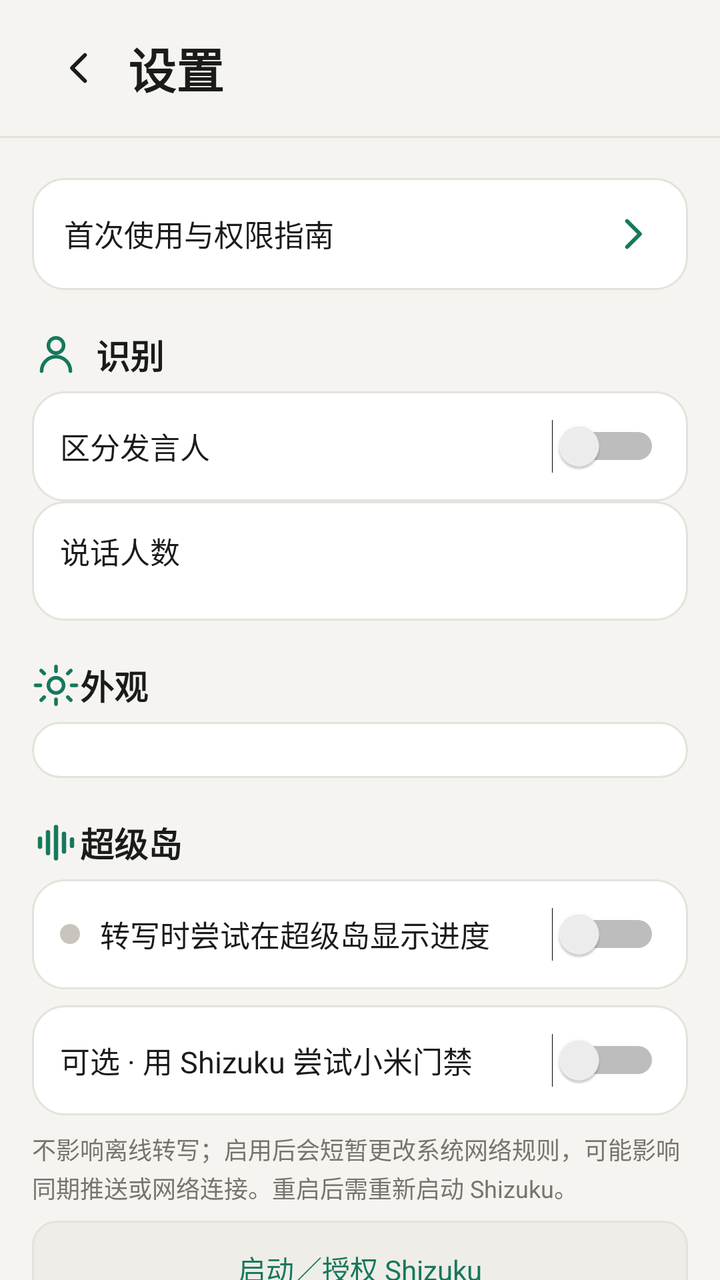
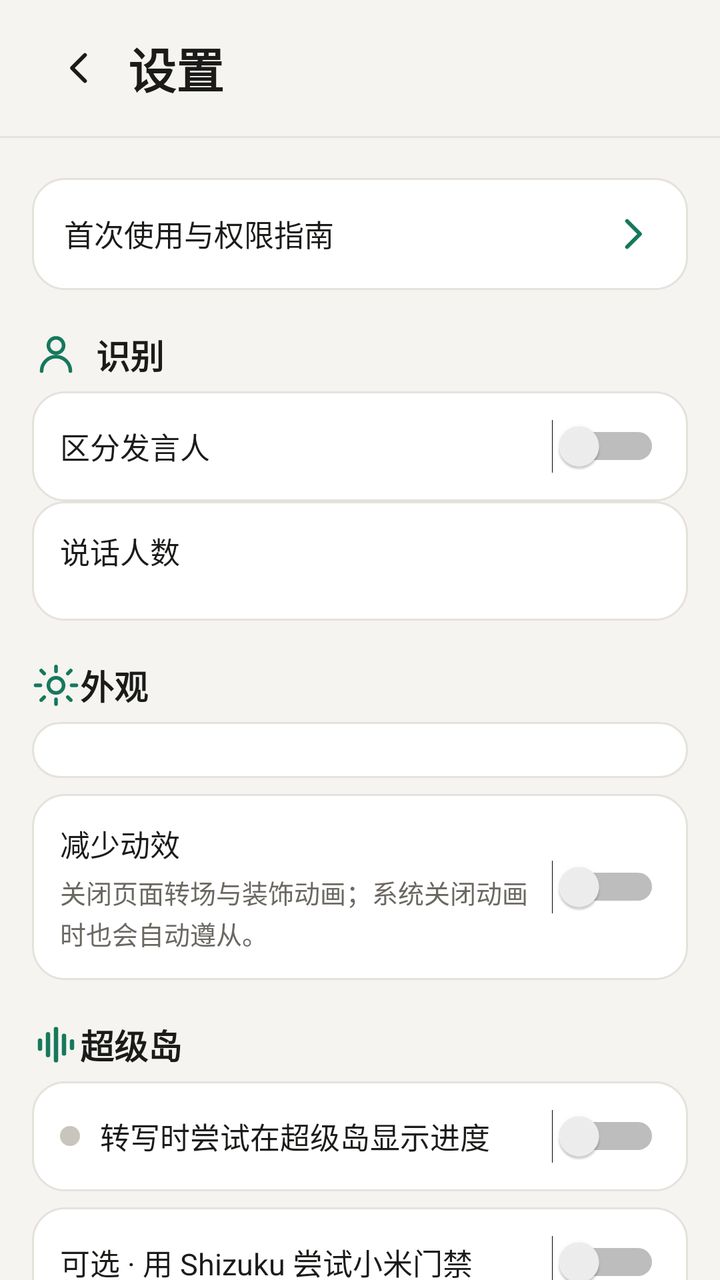

Screens rendered from an Android XML layout before and after an edit, with the pre-edit source and the edit as a unified diff.
<!-- AndroidManifest.xml: application theme AppTheme -->
<!-- res/layout/activity_settings.xml -->
<?xml version="1.0" encoding="utf-8"?>
<FrameLayout xmlns:android="http://schemas.android.com/apk/res/android"
    android:id="@+id/root"
    android:layout_width="match_parent"
    android:layout_height="match_parent">

    
    <View
        android:id="@+id/portal_surface"
        android:layout_width="match_parent"
        android:layout_height="match_parent"
        android:background="@drawable/bg_portal"
        android:importantForAccessibility="no" />

    <LinearLayout
        android:id="@+id/portal_content"
        android:layout_width="match_parent"
        android:layout_height="match_parent"
        android:orientation="vertical"
        android:transitionGroup="true">

    <LinearLayout
        android:id="@+id/appbar"
        android:layout_width="match_parent"
        android:layout_height="wrap_content"
        android:gravity="center_vertical"
        android:orientation="horizontal"
        android:paddingLeft="16dp"
        android:paddingTop="10dp"
        android:paddingRight="16dp"
        android:paddingBottom="10dp">

        <ImageView
            android:id="@+id/back"
            android:layout_width="48dp"
            android:layout_height="48dp"
            android:padding="12dp"
            android:src="@drawable/ic_back"
            android:tint="@color/ink"
            android:contentDescription="返回" />

        <TextView
            android:layout_width="0dp"
            android:layout_height="wrap_content"
            android:layout_weight="1"
            style="@style/T.Title"
            android:text="设置" />
    </LinearLayout>

    <View
        android:layout_width="match_parent"
        android:layout_height="1dp"
        android:background="@color/line" />

    <ScrollView
        android:layout_width="match_parent"
        android:layout_height="0dp"
        android:layout_weight="1"
        android:scrollbars="none"
        android:clipToPadding="false"
        android:paddingLeft="16dp"
        android:paddingRight="16dp"
        android:paddingBottom="24dp">

        <LinearLayout
            android:layout_width="match_parent"
            android:layout_height="wrap_content"
            android:orientation="vertical">

            <TextView
                android:id="@+id/guide_entry"
                android:layout_width="match_parent"
                android:layout_height="wrap_content"
                android:minHeight="56dp"
                android:layout_marginTop="20dp"
                android:background="@drawable/bg_row"
                android:gravity="center_vertical"
                android:paddingLeft="16dp"
                android:paddingTop="12dp"
                android:paddingRight="16dp"
                android:paddingBottom="12dp"
                android:drawableEnd="@drawable/ic_chevron"
                android:drawableTint="@color/accent"
                style="@style/T.Label"
                android:text="首次使用与权限指南" />

            
            <TextView
                android:layout_width="match_parent"
                android:layout_height="wrap_content"
                android:layout_marginTop="20dp"
                android:layout_marginBottom="6dp"
                style="@style/T.CardTitle"
                android:drawableStart="@drawable/ic_person"
                android:drawableTint="@color/accent"
                android:drawablePadding="8dp"
                android:text="识别" />

            <LinearLayout
                android:layout_width="match_parent"
                android:layout_height="wrap_content"
                android:background="@drawable/bg_row"
                android:gravity="center_vertical"
                android:orientation="horizontal"
                android:padding="14dp">

                <TextView
                    android:layout_width="0dp"
                    android:layout_height="wrap_content"
                    android:layout_weight="1"
                    style="@style/T.Label"
                    android:text="区分发言人" />

                <Switch
                    android:id="@+id/diarize"
                    android:layout_width="wrap_content"
                    android:layout_height="wrap_content" />
            </LinearLayout>

            <LinearLayout
                android:layout_width="match_parent"
                android:layout_height="wrap_content"
                android:background="@drawable/bg_row"
                android:orientation="vertical"
                android:padding="14dp">

                <TextView
                    android:layout_width="wrap_content"
                    android:layout_height="wrap_content"
                    style="@style/T.Label"
                    android:text="说话人数" />

                <HorizontalScrollView
                    android:layout_width="match_parent"
                    android:layout_height="wrap_content"
                    android:layout_marginTop="10dp"
                    android:scrollbars="none">

                    <LinearLayout
                        android:id="@+id/speaker_seg"
                        android:layout_width="wrap_content"
                        android:layout_height="wrap_content"
                        android:orientation="horizontal" />
                </HorizontalScrollView>
            </LinearLayout>

            
            <TextView
                android:layout_width="match_parent"
                android:layout_height="wrap_content"
                android:layout_marginTop="20dp"
                android:layout_marginBottom="6dp"
                style="@style/T.CardTitle"
                android:drawableStart="@drawable/ic_sun"
                android:drawableTint="@color/accent"
                android:text="外观" />

            <LinearLayout
                android:layout_width="match_parent"
                android:layout_height="wrap_content"
                android:background="@drawable/bg_row"
                android:orientation="vertical"
                android:padding="14dp">

                <HorizontalScrollView
                    android:layout_width="match_parent"
                    android:layout_height="wrap_content"
                    android:scrollbars="none">
                    <LinearLayout
                        android:id="@+id/appearance_seg"
                        android:layout_width="wrap_content"
                        android:layout_height="wrap_content"
                        android:orientation="horizontal" />
                </HorizontalScrollView>
            </LinearLayout>

            
            <TextView
                android:layout_width="match_parent"
                android:layout_height="wrap_content"
                android:layout_marginTop="20dp"
                android:layout_marginBottom="6dp"
                style="@style/T.CardTitle"
                android:drawableStart="@drawable/ic_wave"
                android:drawableTint="@color/accent"
                android:text="超级岛" />

            <LinearLayout
                android:layout_width="match_parent"
                android:layout_height="wrap_content"
                android:background="@drawable/bg_row"
                android:gravity="center_vertical"
                android:orientation="horizontal"
                android:padding="14dp">

                <View
                    android:id="@+id/island_dot"
                    android:layout_width="10dp"
                    android:layout_height="10dp"
                    android:background="@drawable/bg_dot" />

                <TextView
                    android:layout_width="0dp"
                    android:layout_height="wrap_content"
                    android:layout_weight="1"
                    android:layout_marginLeft="10dp"
                    style="@style/T.Label"
                    android:text="转写时尝试在超级岛显示进度" />

                <Switch
                    android:id="@+id/island_switch"
                    android:layout_width="wrap_content"
                    android:layout_height="wrap_content" />
            </LinearLayout>

            <LinearLayout
                android:layout_width="match_parent"
                android:layout_height="wrap_content"
                android:layout_marginTop="8dp"
                android:background="@drawable/bg_row"
                android:gravity="center_vertical"
                android:orientation="horizontal"
                android:padding="14dp">
                <TextView
                    android:layout_width="0dp"
                    android:layout_height="wrap_content"
                    android:layout_weight="1"
                    style="@style/T.Label"
                    android:text="可选 · 用 Shizuku 尝试小米门禁" />
                <Switch
                    android:id="@+id/shizuku_island_switch"
                    android:layout_width="wrap_content"
                    android:layout_height="wrap_content"
                    android:contentDescription="允许短时限制 XMSF 网络以尝试显示超级岛" />
            </LinearLayout>

            <TextView
                android:id="@+id/shizuku_status"
                android:layout_width="match_parent"
                android:layout_height="wrap_content"
                android:layout_marginTop="8dp"
                style="@style/T.Caption"
                android:text="不影响离线转写；启用后会短暂更改系统网络规则，可能影响同期推送或网络连接。重启后需重新启动 Shizuku。" />

            <TextView
                android:id="@+id/shizuku_authorize"
                android:layout_width="match_parent"
                android:layout_height="48dp"
                android:layout_marginTop="8dp"
                android:background="@drawable/bg_seg_off"
                android:gravity="center"
                android:text="启动／授权 Shizuku"
                android:textColor="@color/accent" />

            <TextView
                android:id="@+id/island_detail"
                android:layout_width="match_parent"
                android:layout_height="wrap_content"
                android:layout_marginTop="8dp"
                style="@style/T.Caption"
                android:text="" />

            <TextView
                android:id="@+id/island_test"
                android:layout_width="match_parent"
                android:layout_height="48dp"
                android:layout_marginTop="10dp"
                android:background="@drawable/bg_seg_off"
                android:gravity="center"
                android:text="测试系统超级岛 · 12 秒"
                android:textColor="@color/ink"
                android:contentDescription="发布 12 秒超级岛测试通知，不上传录音" />

            <TextView
                android:id="@+id/island_permission_settings"
                android:layout_width="match_parent"
                android:layout_height="48dp"
                android:layout_marginTop="8dp"
                android:background="@drawable/bg_row"
                android:gravity="center"
                android:text="检查系统通知与焦点权限"
                android:textColor="@color/accent" />

            
            <TextView
                android:layout_width="match_parent"
                android:layout_height="wrap_content"
                android:layout_marginTop="20dp"
                android:layout_marginBottom="6dp"
                style="@style/T.CardTitle"
                android:drawableStart="@drawable/ic_refresh"
                android:drawableTint="@color/accent"
                android:text="离线模型" />

            <LinearLayout
                android:layout_width="match_parent"
                android:layout_height="wrap_content"
                android:background="@drawable/bg_row"
                android:gravity="center_vertical"
                android:orientation="horizontal"
                android:padding="14dp">

                <TextView
                    android:id="@+id/model_status"
                    android:layout_width="0dp"
                    android:layout_height="wrap_content"
                    android:layout_weight="1"
                    style="@style/T.Meta"
                    android:text="" />

                <TextView
                    android:id="@+id/model_button"
                    android:layout_width="wrap_content"
                    android:layout_height="wrap_content"
                    android:background="@drawable/bg_pill"
                    android:paddingLeft="16dp"
                    android:paddingTop="10dp"
                    android:paddingRight="16dp"
                    android:paddingBottom="10dp"
                    style="@style/T.Meta"
                    android:text="重新准备" />
            </LinearLayout>

            
            <TextView
                android:layout_width="match_parent"
                android:layout_height="wrap_content"
                android:layout_marginTop="20dp"
                android:layout_marginBottom="2dp"
                style="@style/T.CardTitle"
                android:drawableStart="@drawable/ic_cloud"
                android:drawableTint="@color/accent"
                android:text="云端 AI（可选）" />

            <TextView
                android:layout_width="match_parent"
                android:layout_height="wrap_content"
                android:layout_marginBottom="8dp"
                style="@style/T.Caption"
                android:text="不填 Key 就不会联网。只有你点“AI 整理 / 云端识别 / 提问”时，对应内容才会发到你配置的接口。" />

            <LinearLayout
                android:layout_width="match_parent"
                android:layout_height="wrap_content"
                android:background="@drawable/bg_row"
                android:orientation="vertical"
                android:padding="14dp">

                <HorizontalScrollView
                    android:layout_width="match_parent"
                    android:layout_height="wrap_content"
                    android:scrollbars="none">
                    <LinearLayout
                        android:id="@+id/cloud_provider_seg"
                        android:layout_width="wrap_content"
                        android:layout_height="wrap_content"
                        android:orientation="horizontal" />
                </HorizontalScrollView>

                <TextView
                    android:layout_width="wrap_content"
                    android:layout_height="wrap_content"
                    android:layout_marginTop="14dp"
                    style="@style/T.Caption"
                    android:text="API Key" />

                <EditText
                    android:id="@+id/cloud_key"
                    android:layout_width="match_parent"
                    android:layout_height="wrap_content"
                    android:layout_marginTop="4dp"
                    android:background="@drawable/bg_input"
                    android:inputType="textPassword"
                    android:padding="12dp"
                    style="@style/T.Label"
                    android:hint="sk-…" />

                <TextView
                    android:layout_width="wrap_content"
                    android:layout_height="wrap_content"
                    android:layout_marginTop="12dp"
                    style="@style/T.Caption"
                    android:text="接口地址（OpenAI 兼容 base URL）" />

                <EditText
                    android:id="@+id/cloud_url"
                    android:layout_width="match_parent"
                    android:layout_height="wrap_content"
                    android:layout_marginTop="4dp"
                    android:background="@drawable/bg_input"
                    android:inputType="textUri"
                    android:padding="12dp"
                    style="@style/T.Label"
                    android:hint="https://api.xiaomimimo.com/v1" />

                <TextView
                    android:layout_width="wrap_content"
                    android:layout_height="wrap_content"
                    android:layout_marginTop="12dp"
                    style="@style/T.Caption"
                    android:text="对话模型（总结 / 提问 / 整理）" />

                <EditText
                    android:id="@+id/cloud_model"
                    android:layout_width="match_parent"
                    android:layout_height="wrap_content"
                    android:layout_marginTop="4dp"
                    android:background="@drawable/bg_input"
                    android:inputType="text"
                    android:padding="12dp"
                    style="@style/T.Label"
                    android:hint="mimo-v2.5" />

                <LinearLayout
                    android:layout_width="match_parent"
                    android:layout_height="wrap_content"
                    android:layout_marginTop="12dp"
                    android:gravity="center_vertical"
                    android:orientation="horizontal">

                    <TextView
                        android:layout_width="0dp"
                        android:layout_height="wrap_content"
                        android:layout_weight="1"
                        style="@style/T.Label"
                        android:text="转写时用云端识别" />

                    <Switch
                        android:id="@+id/cloud_asr"
                        android:layout_width="wrap_content"
                        android:layout_height="wrap_content" />
                </LinearLayout>

                <TextView
                    android:layout_width="wrap_content"
                    android:layout_height="wrap_content"
                    android:layout_marginTop="12dp"
                    style="@style/T.Caption"
                    android:text="云端识别模型（可留空 = 只用本地）" />

                <EditText
                    android:id="@+id/cloud_asr_model"
                    android:layout_width="match_parent"
                    android:layout_height="wrap_content"
                    android:layout_marginTop="4dp"
                    android:background="@drawable/bg_input"
                    android:inputType="text"
                    android:padding="12dp"
                    style="@style/T.Label"
                    android:hint="mimo-v2.5-asr" />

                <LinearLayout
                    android:layout_width="match_parent"
                    android:layout_height="wrap_content"
                    android:layout_marginTop="14dp"
                    android:orientation="horizontal">

                    <TextView
                        android:id="@+id/cloud_test"
                        android:layout_width="0dp"
                        android:layout_height="wrap_content"
                        android:layout_weight="1"
                        android:layout_marginRight="8dp"
                        android:background="@drawable/bg_row"
                        android:gravity="center"
                        android:paddingTop="13dp"
                        android:paddingBottom="13dp"
                        style="@style/T.Label"
                        android:text="测试连接" />

                    <TextView
                        android:id="@+id/cloud_clear"
                        android:layout_width="0dp"
                        android:layout_height="wrap_content"
                        android:layout_weight="1"
                        android:background="@drawable/bg_row"
                        android:gravity="center"
                        android:paddingTop="13dp"
                        android:paddingBottom="13dp"
                        style="@style/T.Label"
                        android:text="清空配置" />
                </LinearLayout>

                <TextView
                    android:id="@+id/cloud_status"
                    android:layout_width="match_parent"
                    android:layout_height="wrap_content"
                    android:layout_marginTop="12dp"
                    style="@style/T.Caption"
                    android:text="" />
            </LinearLayout>

            
            <TextView
                android:layout_width="match_parent"
                android:layout_height="wrap_content"
                android:layout_marginTop="20dp"
                android:layout_marginBottom="6dp"
                style="@style/T.CardTitle"
                android:drawableStart="@drawable/ic_shield"
                android:drawableTint="@color/accent"
                android:text="关于" />

            <TextView
                android:id="@+id/version_line"
                android:layout_width="match_parent"
                android:layout_height="wrap_content"
                style="@style/T.Caption"
                android:text="" />

            <TextView
                android:layout_width="match_parent"
                android:layout_height="wrap_content"
                android:layout_marginTop="8dp"
                style="@style/T.Caption"
                android:text="转写、分人、标点全部在这台手机上完成，音频不会离开设备。" />

            <TextView
                android:id="@+id/diagnostics_view"
                android:layout_width="match_parent"
                android:layout_height="wrap_content"
                android:minHeight="48dp"
                android:layout_marginTop="12dp"
                android:background="@drawable/bg_row"
                android:gravity="center_vertical"
                android:padding="12dp"
                android:text="查看本机诊断（不自动分享）"
                style="@style/T.Label" />

            <TextView
                android:id="@+id/clear_audio_cache"
                android:layout_width="match_parent"
                android:layout_height="wrap_content"
                android:minHeight="48dp"
                android:layout_marginTop="8dp"
                android:background="@drawable/bg_row"
                android:gravity="center_vertical"
                android:padding="12dp"
                android:text="清除临时音频（会停止结果试听）"
                style="@style/T.Label" />
        </LinearLayout>
    </ScrollView>
    </LinearLayout>
</FrameLayout>
<!-- resources referenced by this layout -->
<resources>
  <color name="accent">#16785C</color>
  <color name="ink">#1B1B19</color>
  <color name="line">#E5E2DC</color>
  <!-- drawable bg_dot (drawable) -->
  <?xml version="1.0" encoding="utf-8"?>
  <shape xmlns:android="http://schemas.android.com/apk/res/android" android:shape="oval">
      <solid android:color="@color/dot_waiting"/>
  </shape>
  <!-- drawable bg_input (drawable) -->
  <shape xmlns:android="http://schemas.android.com/apk/res/android" android:shape="rectangle">
    <solid android:color="@color/sunken"/>
    <stroke android:width="1dp" android:color="@color/line"/>
    <corners android:radius="14dp"/>
  </shape>
  <!-- drawable bg_pill (drawable) -->
  <shape xmlns:android="http://schemas.android.com/apk/res/android" android:shape="rectangle">
    <solid android:color="@color/sunken"/>
    <stroke android:width="1dp" android:color="@color/line"/>
    <corners android:radius="999dp"/>
  </shape>
  <!-- drawable bg_portal (drawable) -->
  <?xml version="1.0" encoding="utf-8"?>
  <shape xmlns:android="http://schemas.android.com/apk/res/android" android:shape="rectangle">
      <solid android:color="@color/bg" />
      <corners android:radius="0dp" />
  </shape>
  <!-- drawable bg_row (drawable) -->
  <shape xmlns:android="http://schemas.android.com/apk/res/android" android:shape="rectangle">
    <solid android:color="@color/surface"/>
    <stroke android:width="1dp" android:color="@color/line"/>
    <corners android:radius="16dp"/>
  </shape>
  <!-- drawable bg_seg_off (drawable) -->
  <shape xmlns:android="http://schemas.android.com/apk/res/android" android:shape="rectangle">
    <solid android:color="@color/sunken"/>
    <stroke android:width="1dp" android:color="@color/line"/>
    <corners android:radius="12dp"/>
  </shape>
  <!-- drawable ic_back (drawable) -->
  <vector xmlns:android="http://schemas.android.com/apk/res/android"
      android:width="24dp" android:height="24dp"
      android:viewportWidth="24" android:viewportHeight="24">
    <path android:pathData="M14.5,5.5 L8,12 L14.5,18.5"
          android:fillColor="#00000000" android:strokeColor="#FF1B1B19" android:strokeWidth="1.9"
          android:strokeLineCap="round" android:strokeLineJoin="round"/>
  </vector>
  <!-- drawable ic_chevron (drawable) -->
  <vector xmlns:android="http://schemas.android.com/apk/res/android"
      android:width="24dp" android:height="24dp"
      android:viewportWidth="24" android:viewportHeight="24">
    <path android:pathData="M9.5,5.5 L16,12 L9.5,18.5"
          android:fillColor="#00000000" android:strokeColor="#FF1B1B19" android:strokeWidth="1.9"
          android:strokeLineCap="round" android:strokeLineJoin="round"/>
  </vector>
  <style name="T.Caption" parent=""><item name="android:textSize">12sp</item><item name="android:textColor">@color/muted</item><item name="android:includeFontPadding">false</item><item name="android:lineSpacingExtra">2dp</item></style>
  <style name="T.CardTitle" parent=""><item name="android:textSize">17sp</item><item name="android:textStyle">bold</item><item name="android:textColor">@color/ink</item><item name="android:includeFontPadding">false</item></style>
  <style name="T.Label" parent=""><item name="android:textSize">15sp</item><item name="android:textColor">@color/ink</item><item name="android:includeFontPadding">false</item></style>
  <style name="T.Meta" parent=""><item name="android:textSize">12sp</item><item name="android:textColor">@color/muted</item><item name="android:includeFontPadding">false</item></style>
  <style name="T.Title" parent=""><item name="android:textSize">24sp</item><item name="android:textStyle">bold</item><item name="android:textColor">@color/ink</item><item name="android:includeFontPadding">false</item></style>
  <color name="dot_waiting">#C9C5BD</color>
  <color name="sunken">#EFEDE8</color>
  <color name="bg">#F5F4F1</color>
  <color name="surface">#FFFFFF</color>
  <color name="muted">#77746E</color>
  <!-- unchanged entries left out for length: 7 -->
</resources>

<!-- the commit's change to res/layout/activity_settings.xml (unified diff, before → after) -->
@@ -174,6 +174,38 @@
                 </HorizontalScrollView>
             </LinearLayout>
 
+            <LinearLayout
+                android:layout_width="match_parent"
+                android:layout_height="wrap_content"
+                android:layout_marginTop="8dp"
+                android:background="@drawable/bg_row"
+                android:gravity="center_vertical"
+                android:orientation="horizontal"
+                android:padding="14dp">
+                <LinearLayout
+                    android:layout_width="0dp"
+                    android:layout_height="wrap_content"
+                    android:layout_weight="1"
+                    android:orientation="vertical">
+                    <TextView
+                        android:layout_width="match_parent"
+                        android:layout_height="wrap_content"
+                        style="@style/T.Label"
+                        android:text="减少动效" />
+                    <TextView
+                        android:layout_width="match_parent"
+                        android:layout_height="wrap_content"
+                        style="@style/T.Caption"
+                        android:layout_marginTop="4dp"
+                        android:text="关闭页面转场与装饰动画；系统关闭动画时也会自动遵从。" />
+                </LinearLayout>
+                <Switch
+                    android:id="@+id/reduce_motion"
+                    android:layout_width="wrap_content"
+                    android:layout_height="wrap_content"
+                    android:contentDescription="减少动效" />
+            </LinearLayout>
+
             
             <TextView
                 android:layout_width="match_parent"
@@ -312,6 +344,8 @@
                     android:id="@+id/model_button"
                     android:layout_width="wrap_content"
                     android:layout_height="wrap_content"
+                    android:minHeight="48dp"
+                    android:gravity="center"
                     android:background="@drawable/bg_pill"
                     android:paddingLeft="16dp"
                     android:paddingTop="10dp"
@@ -368,6 +402,7 @@
                     android:id="@+id/cloud_key"
                     android:layout_width="match_parent"
                     android:layout_height="wrap_content"
+                    android:minHeight="48dp"
                     android:layout_marginTop="4dp"
                     android:background="@drawable/bg_input"
                     android:inputType="textPassword"
@@ -386,6 +421,7 @@
                     android:id="@+id/cloud_url"
                     android:layout_width="match_parent"
                     android:layout_height="wrap_content"
+                    android:minHeight="48dp"
                     android:layout_marginTop="4dp"
                     android:background="@drawable/bg_input"
                     android:inputType="textUri"
@@ -404,6 +440,7 @@
                     android:id="@+id/cloud_model"
                     android:layout_width="match_parent"
                     android:layout_height="wrap_content"
+                    android:minHeight="48dp"
                     android:layout_marginTop="4dp"
                     android:background="@drawable/bg_input"
                     android:inputType="text"
@@ -442,6 +479,7 @@
                     android:id="@+id/cloud_asr_model"
                     android:layout_width="match_parent"
                     android:layout_height="wrap_content"
+                    android:minHeight="48dp"
                     android:layout_marginTop="4dp"
                     android:background="@drawable/bg_input"
                     android:inputType="text"
@@ -513,7 +551,7 @@
                 android:layout_height="wrap_content"
                 android:layout_marginTop="8dp"
                 style="@style/T.Caption"
-                android:text="转写、分人、标点全部在这台手机上完成，音频不会离开设备。" />
+                android:text="默认转写、分人与标点在本机完成。启用并配置云端识别后，所选音频才会发送至配置的服务。" />
 
             <TextView
                 android:id="@+id/diagnostics_view"
<!-- resource entries referenced after the edit -->
@@ -54,16 +54,16 @@
           android:fillColor="#00000000" android:strokeColor="#FF1B1B19" android:strokeWidth="1.9"
           android:strokeLineCap="round" android:strokeLineJoin="round"/>
   </vector>
-  <style name="T.Caption" parent=""><item name="android:textSize">12sp</item><item name="android:textColor">@color/muted</item><item name="android:includeFontPadding">false</item><item name="android:lineSpacingExtra">2dp</item></style>
+  <style name="T.Caption" parent=""><item name="android:textSize">13sp</item><item name="android:textColor">@color/muted</item><item name="android:includeFontPadding">false</item><item name="android:lineSpacingExtra">2dp</item></style>
   <style name="T.CardTitle" parent=""><item name="android:textSize">17sp</item><item name="android:textStyle">bold</item><item name="android:textColor">@color/ink</item><item name="android:includeFontPadding">false</item></style>
   <style name="T.Label" parent=""><item name="android:textSize">15sp</item><item name="android:textColor">@color/ink</item><item name="android:includeFontPadding">false</item></style>
-  <style name="T.Meta" parent=""><item name="android:textSize">12sp</item><item name="android:textColor">@color/muted</item><item name="android:includeFontPadding">false</item></style>
+  <style name="T.Meta" parent=""><item name="android:textSize">13sp</item><item name="android:textColor">@color/muted</item><item name="android:includeFontPadding">false</item></style>
   <style name="T.Title" parent=""><item name="android:textSize">24sp</item><item name="android:textStyle">bold</item><item name="android:textColor">@color/ink</item><item name="android:includeFontPadding">false</item></style>
   <color name="dot_waiting">#C9C5BD</color>
   <color name="sunken">#EFEDE8</color>
   <color name="bg">#F5F4F1</color>
   <color name="surface">#FFFFFF</color>
-  <color name="muted">#77746E</color>
+  <color name="muted">#6B6862</color>
   <!-- unchanged entries left out for length: 7 -->
 </resources>
 
